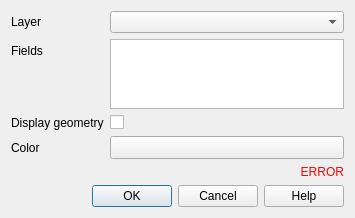
This is lizmap/resources/ui/ui_form_tooltip.ui in 3liz/lizmap-plugin as Qt 5 draws it before an edit. The edited form follows.
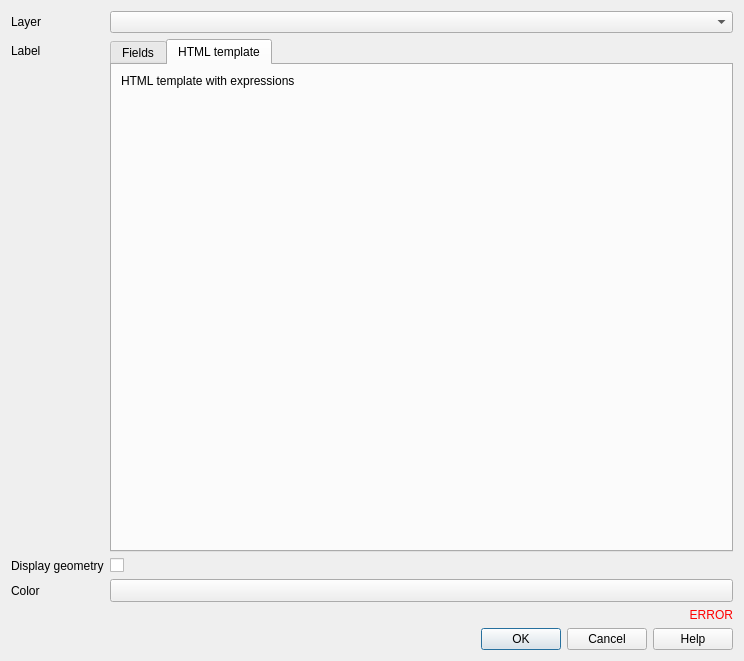
This is the edited form. The open tabs and pages were chosen to show the change. Custom widgets are drawn as their Qt base class.

Commit message: Allow HTML template for the tooltip

What changed in the file:
```diff
--- a/lizmap/resources/ui/ui_form_tooltip.ui
+++ b/lizmap/resources/ui/ui_form_tooltip.ui
@@ -6,8 +6,8 @@
    <rect>
     <x>0</x>
     <y>0</y>
-    <width>355</width>
-    <height>181</height>
+    <width>744</width>
+    <height>661</height>
    </rect>
   </property>
   <property name="windowTitle">
@@ -27,13 +27,60 @@
       <widget class="QgsMapLayerComboBox" name="layer"/>
      </item>
      <item row="1" column="0">
-      <widget class="QLabel" name="label_fields">
+      <widget class="QLabel" name="label">
        <property name="text">
-        <string>Fields</string>
+        <string>Label</string>
        </property>
-       <property name="wordWrap">
-        <bool>true</bool>
+      </widget>
+     </item>
+     <item row="1" column="1">
+      <widget class="QTabWidget" name="tabWidget">
+       <property name="currentIndex">
+        <number>0</number>
        </property>
+       <widget class="QWidget" name="tab_fields">
+        <attribute name="title">
+         <string>Fields</string>
+        </attribute>
+        <layout class="QVBoxLayout" name="verticalLayout_2">
+         <item>
+          <widget class="QLabel" name="label_fields">
+           <property name="text">
+            <string>List of fields</string>
+           </property>
+           <property name="wordWrap">
+            <bool>true</bool>
+           </property>
+          </widget>
+         </item>
+         <item>
+          <widget class="ListFieldsSelection" name="fields"/>
+         </item>
+        </layout>
+       </widget>
+       <widget class="QWidget" name="tab_template">
+        <attribute name="title">
+         <string>HTML template</string>
+        </attribute>
+        <layout class="QVBoxLayout" name="verticalLayout_3">
+         <item>
+          <widget class="QLabel" name="label_html_template">
+           <property name="sizePolicy">
+            <sizepolicy hsizetype="Preferred" vsizetype="Maximum">
+             <horstretch>0</horstretch>
+             <verstretch>0</verstretch>
+            </sizepolicy>
+           </property>
+           <property name="text">
+            <string>HTML template with expressions</string>
+           </property>
+          </widget>
+         </item>
+         <item>
+          <widget class="HtmlEditorWidget" name="html_template" native="true"/>
+         </item>
+        </layout>
+       </widget>
       </widget>
      </item>
      <item row="2" column="0">
@@ -67,9 +114,6 @@
        </property>
       </widget>
      </item>
-     <item row="1" column="1">
-      <widget class="ListFieldsSelection" name="fields"/>
-     </item>
     </layout>
    </item>
    <item>
@@ -113,6 +157,12 @@
    <extends>QListWidget</extends>
    <header>lizmap.widgets.list_fields_selection</header>
   </customwidget>
+  <customwidget>
+   <class>HtmlEditorWidget</class>
+   <extends>QWidget</extends>
+   <header>lizmap.widgets.html_editor</header>
+   <container>1</container>
+  </customwidget>
  </customwidgets>
  <resources/>
  <connections/>
```
Left out of the diff: 2 changed lines with no effect on the pictures. The commit also changes 4 other files.
